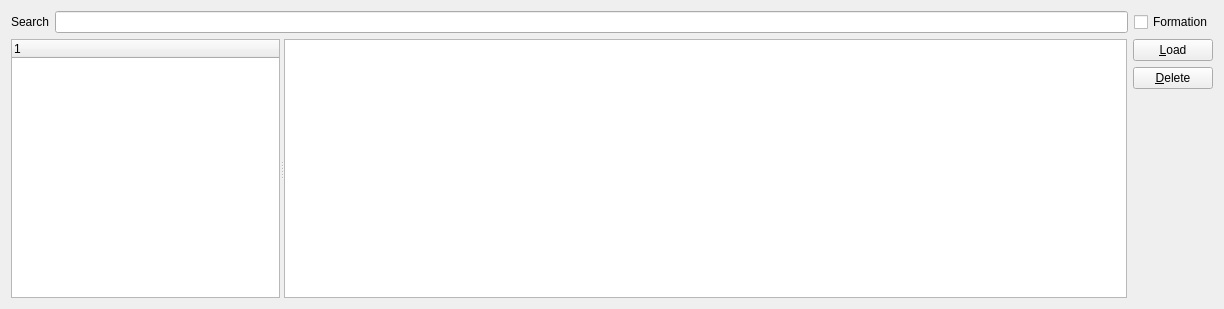
Qt form src/Module/src/Logbook/LogbookWidget.ui (till213/SkyDolly) before a commit.
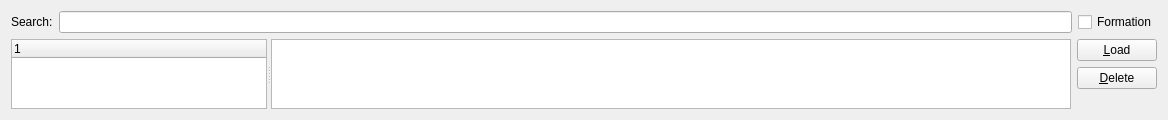
The same form after that commit.

```diff
--- a/src/Module/src/Logbook/LogbookWidget.ui
+++ b/src/Module/src/Logbook/LogbookWidget.ui
@@ -6,8 +6,8 @@
    <rect>
     <x>0</x>
     <y>0</y>
-    <width>1224</width>
-    <height>309</height>
+    <width>1168</width>
+    <height>120</height>
    </rect>
   </property>
   <property name="windowTitle">
@@ -19,7 +19,7 @@
      <item>
       <widget class="QLabel" name="label">
        <property name="text">
-        <string>Search</string>
+        <string>Search:</string>
        </property>
       </widget>
      </item>
```
